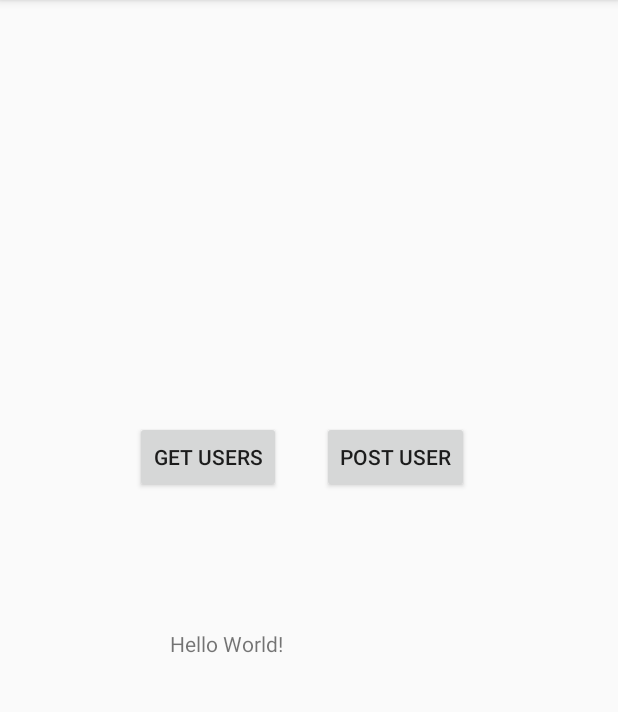
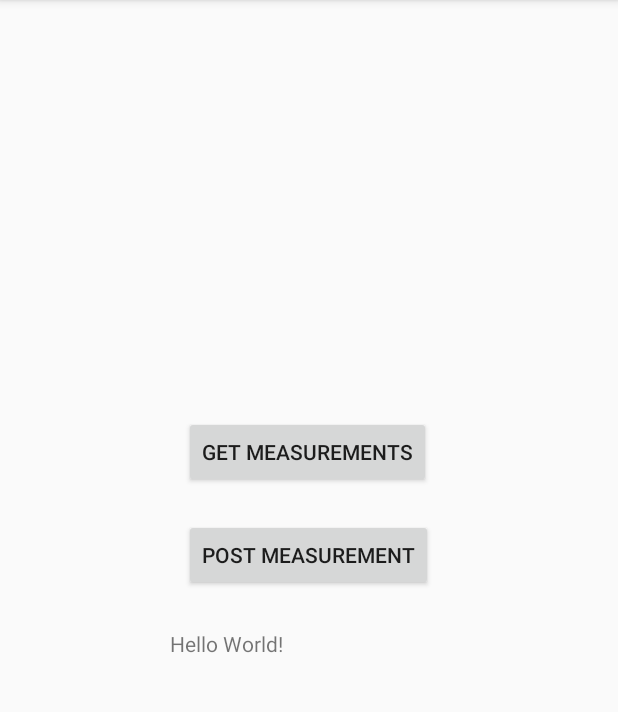
Before and after one commit to vtaneski/androidTemplates, an Android app: the screen it shows after launch (MainActivity), on a phone screen of 412 x 824 dp, the part 84-796 px from its top. Run offline under Robolectric (Android 15) with nearby library versions, the phone set to English and light mode, and no system bars.

Commit message:
With TODOs

```diff
--- a/REST_Retrofit/app/src/main/java/com/example/rest_retrofit/ServiceCallback.kt
+++ b/REST_Retrofit/app/src/main/java/com/example/rest_retrofit/ServiceCallback.kt
@@ -1,7 +1,7 @@
 package com.example.rest_retrofit
 
 interface ServiceCallback {
-    fun onSuccess(users: ArrayList<User>)
+    fun onSuccess(measurements: ArrayList<Measurement>)
 
     fun onError(throwable: Throwable)
 }
--- a/REST_Retrofit/app/src/main/res/layout/activity_main.xml
+++ b/REST_Retrofit/app/src/main/res/layout/activity_main.xml
@@ -7,7 +7,7 @@
     tools:context=".MainActivity">
 
     <TextView
-        android:id="@+id/textView_users"
+        android:id="@+id/textView_measurements"
         android:layout_width="184dp"
         android:layout_height="106dp"
         android:text="Hello World!"
@@ -19,27 +19,27 @@
         app:layout_constraintVertical_bias="0.633" />
 
     <Button
-        android:id="@+id/button_users"
+        android:id="@+id/button_measurements"
         android:layout_width="wrap_content"
         android:layout_height="wrap_content"
-        android:text="Get users"
+        android:text="Get measurements"
         app:layout_constraintBottom_toBottomOf="parent"
         app:layout_constraintEnd_toEndOf="parent"
-        app:layout_constraintHorizontal_bias="0.287"
+        app:layout_constraintHorizontal_bias="0.497"
         app:layout_constraintStart_toStartOf="parent"
         app:layout_constraintTop_toTopOf="parent"
-        app:layout_constraintVertical_bias="0.39" />
+        app:layout_constraintVertical_bias="0.385" />
 
     <Button
-        android:id="@+id/button_postUser"
+        android:id="@+id/button_postMeasurement"
         android:layout_width="wrap_content"
         android:layout_height="wrap_content"
-        android:text="Post user"
+        android:text="Post measurement"
         app:layout_constraintBottom_toBottomOf="parent"
         app:layout_constraintEnd_toEndOf="parent"
-        app:layout_constraintHorizontal_bias="0.683"
+        app:layout_constraintHorizontal_bias="0.498"
         app:layout_constraintStart_toStartOf="parent"
         app:layout_constraintTop_toTopOf="parent"
-        app:layout_constraintVertical_bias="0.39" />
+        app:layout_constraintVertical_bias="0.481" />
 
 </androidx.constraintlayout.widget.ConstraintLayout>
```
Also changed, not shown: REST_Retrofit/app/src/main/java/com/example/rest_retrofit/MainActivity.kt (+24 -41 lines), REST_Retrofit/app/src/main/java/com/example/rest_retrofit/Measurement.kt (added, +16 -0 lines), REST_Retrofit/app/src/main/java/com/example/rest_retrofit/RetrofitService.kt (+32 -31 lines).
